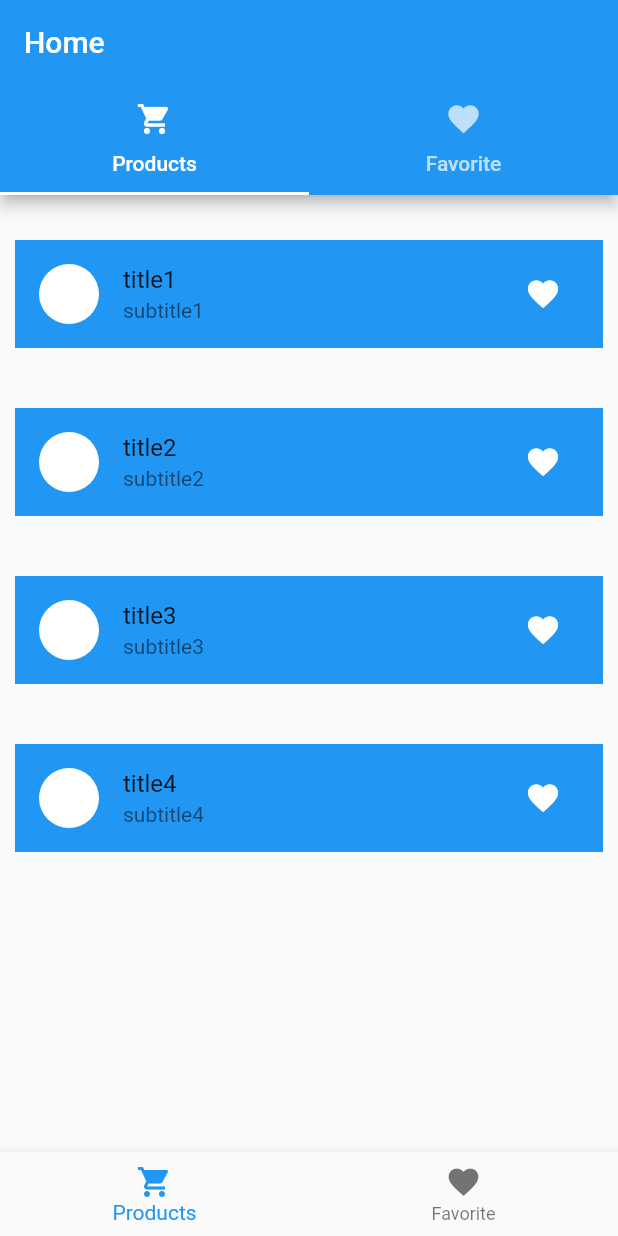
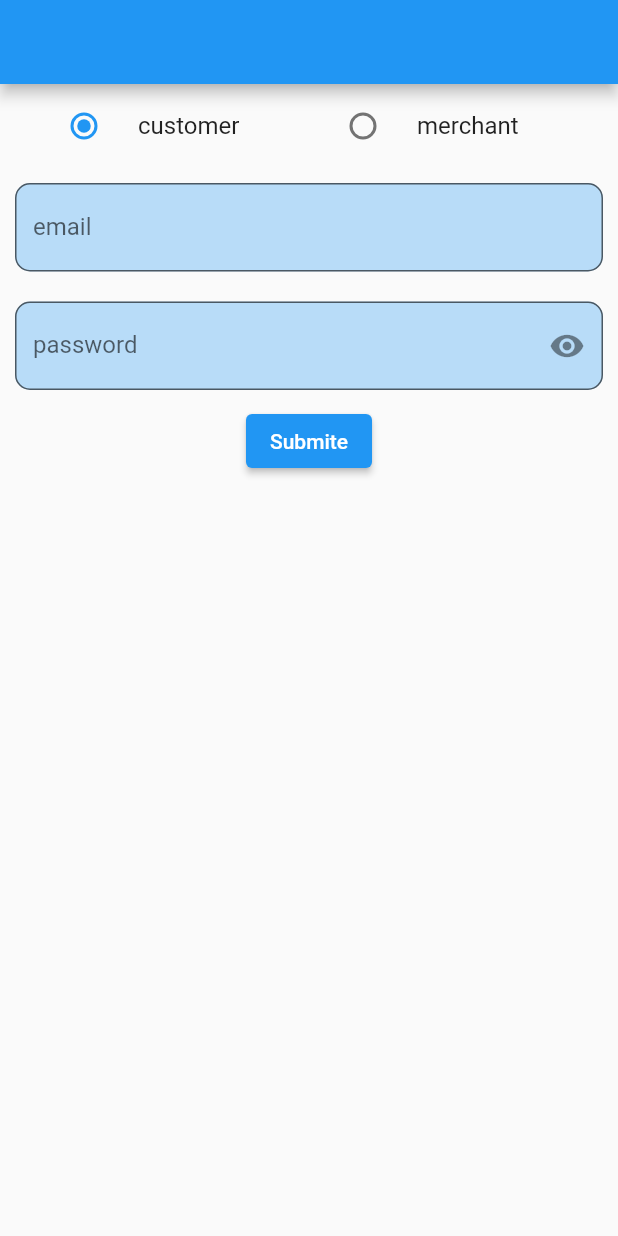
Before and after one commit to Aziz-iyad/gsg_aziz, a Flutter app: the screen it shows after launch, on a phone screen of 412 x 824 dp. Run offline on Flutter 3.47's test engine with Material 2 defaults, Android fonts, the phone set to English and light mode, and no system bars; our stand-ins replace string_validator.

Commit message:
first commit

```diff
--- a/lib/Screens/FavoriteScreen.dart
+++ b/lib/assigment/Screens/FavoriteScreen.dart
@@ -1,5 +1,5 @@
 import 'package:flutter/material.dart';
-import 'package:gsg_aziz2/model/brain.dart';
+import 'package:gsg_aziz2/assigment/model/brain.dart';
 
 import 'ProductCard.dart';
 
--- a/lib/Screens/ProductCard.dart
+++ b/lib/assigment/Screens/ProductCard.dart
@@ -1,5 +1,5 @@
 import 'package:flutter/material.dart';
-import 'package:gsg_aziz2/model/brain.dart';
+import 'package:gsg_aziz2/assigment/model/brain.dart';
 
 class ProductCard extends StatefulWidget {
   // String title;
@@ -7,9 +7,7 @@ class ProductCard extends StatefulWidget {
   // bool isFav;
   ProductBrain product;
 
-  ProductCard({ProductBrain product}) {
-    this.product = product;
-  }
+  ProductCard({ProductBrain product});
 
   @override
   _ProductCardState createState() => _ProductCardState();
--- /dev/null
+++ b/lib/assigment2/form_ui/Form_ui2.dart
@@ -0,0 +1,157 @@
+import 'package:flutter/material.dart';
+import 'package:flutter/widgets.dart';
+import 'package:gsg_aziz2/assigment2//navigator/navigator.dart';
+import 'package:string_validator/string_validator.dart';
+import 'MerchantPage.dart';
+
+enum userType { customer, merchant }
+
+class Form_ui2 extends StatefulWidget {
+  @override
+  _Form_ui2State createState() => _Form_ui2State();
+}
+
+class _Form_ui2State extends State<Form_ui2> {
+  userType keyValue = userType.customer;
+  String email;
+  String password;
+  setEmail(String email) {
+    this.email = email;
+  }
+
+  setPassword(String password) {
+    this.password = password;
+  }
+
+  saveForm() {
+    if (formKey.currentState.validate()) {
+      formKey.currentState.save();
+      print(this.email);
+      print(this.password);
+    }
+  }
+
+  GlobalKey<FormState> formKey = GlobalKey<FormState>();
+  bool value = true;
+  @override
+  Widget build(BuildContext context) {
+    return Scaffold(
+      appBar: AppBar(),
+      body: Form(
+        key: formKey,
+        child: Column(
+          mainAxisAlignment: MainAxisAlignment.start,
+          children: [
+            Container(
+              margin: EdgeInsets.symmetric(horizontal: 20),
+              child: Row(
+                children: [
+                  Expanded(
+                    child: RadioListTile(
+                        title: Text('customer'),
+                        value: userType.customer,
+                        groupValue: keyValue,
+                        onChanged: (v) {
+                          setState(() {
+                            this.keyValue = v;
+                          });
+                        }),
+                  ),
+                  Expanded(
+                    child: RadioListTile(
+                        title: Text('merchant'),
+                        value: userType.merchant,
+                        groupValue: keyValue,
+                        onChanged: (v) {
+                          setState(() {
+                            this.keyValue = v;
+                          });
+                        }),
+                  ),
+                ],
+              ),
+            ),
+            this.keyValue == userType.customer
+                ? Column(
+                    children: [
+                      Container(
+                        margin: EdgeInsets.all(10),
+                        child: TextFormField(
+                          decoration: InputDecoration(
+                            border: OutlineInputBorder(
+                              borderRadius: BorderRadius.circular(10),
+                            ),
+                            filled: true,
+                            fillColor: Colors.blue.withOpacity(0.3),
+                            labelText: 'email',
+                          ),
+                          onSaved: (String v) {
+                            setEmail(v);
+                          },
+                          // validator: (String v) {
+                          //   if (v.length == 0) {
+                          //     return 'Requierd filed';
+                          //   } else if (!isEmail(v)) {
+                          //     return 'Invalide Input';
+                          //   }
+                          //   ;
+                          // },
+                        ),
+                      ),
+                      Container(
+                        margin: EdgeInsets.all(10),
+                        child: TextFormField(
+                          obscureText: this.value,
+                          decoration: InputDecoration(
+                              border: OutlineInputBorder(
+                                borderRadius: BorderRadius.circular(10),
+                              ),
+                              filled: true,
+                              fillColor: Colors.blue.withOpacity(0.3),
+                              labelText: 'password',
+                              suffixIcon: IconButton(
+                                onPressed: () {
+                                  setState(() {
+                                    value = !value;
+                                  });
+                                },
+                                icon: Icon(
+                                  Icons.remove_red_eye,
+                                ),
+                              )),
+                          onSaved: (String v) {
+                            setPassword(v);
+                          },
+                          // validator: (String v) {
+                          //   if (v.length == 0) {
+                          //     return 'Requierd filed';
+                          //   } else if (v.length < 6) {
+                          //     return 'The password must be larger than 6 letters';
+                          //   }
+                          // },
+                        ),
+                      ),
+                      ElevatedButton(
+                          onPressed: () {
+                            saveForm();
+                            Navigator.push(
+                              context,
+                              MaterialPageRoute(
+                                builder: (context) => NavigatorPage(
+                                  email: email,
+                                  password: password,
+                                  isCustomer: true,
+                                ),
+                              ),
+                            );
+                          },
+                          child: Text('Submite')),
+                    ],
+                  )
+                : MerchantPage(),
+          ],
+        ),
+      ),
+    );
+  }
+}
--- a/lib/main.dart
+++ b/lib/main.dart
@@ -1,7 +1,6 @@
 import 'package:flutter/material.dart';
-import 'Screens/HomeScreen.dart';
-import 'Screens/ProductCard.dart';
+import 'package:gsg_aziz2/assigment2/form_ui/Form_ui2.dart';
 
 void main() {
-  runApp(MaterialApp(home: HomeScreen()));
+  runApp(MaterialApp(home: Form_ui2()));
 }
--- a/pubspec.yaml
+++ b/pubspec.yaml
@@ -28,6 +28,7 @@ dependencies:
   # The following adds the Cupertino Icons font to your application.
   # Use with the CupertinoIcons class for iOS style icons.
   cupertino_icons: ^1.0.2
+  string_validator: ^0.3.0
 
 dev_dependencies:
   flutter_test:
```
Also changed, not shown: lib/assigment/Screens/HomeScreen.dart (renamed from lib/Screens/HomeScreen.dart, +4 -3 lines), lib/assigment2/form_ui/MerchantPage.dart (added, +122 -0 lines), lib/assigment2/form_ui/form.dart (added, +73 -0 lines), lib/assigment2/navigator/navigator.dart (added, +101 -0 lines), lib/tets.dart (added, +60 -0 lines), lib/assigment/model/brain.dart (renamed from lib/model/brain.dart), pubspec.lock, 2 other files.
